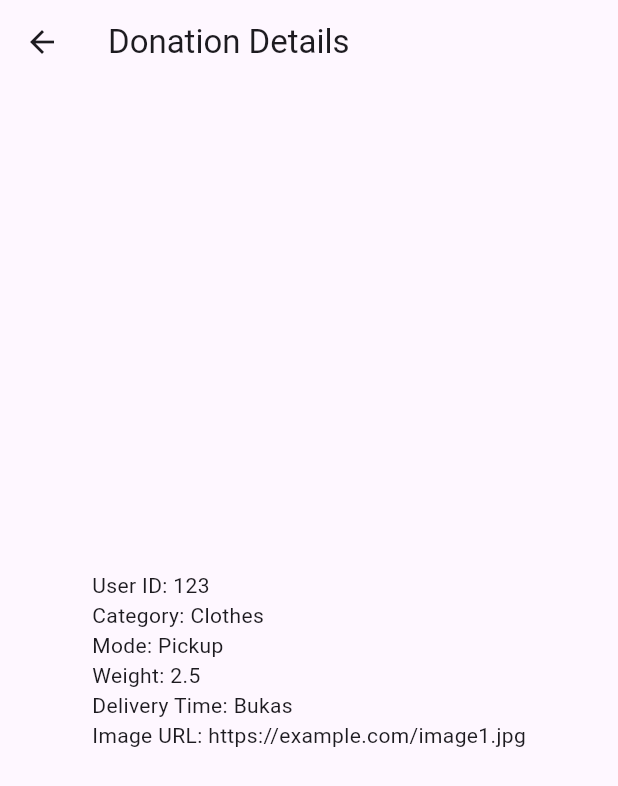
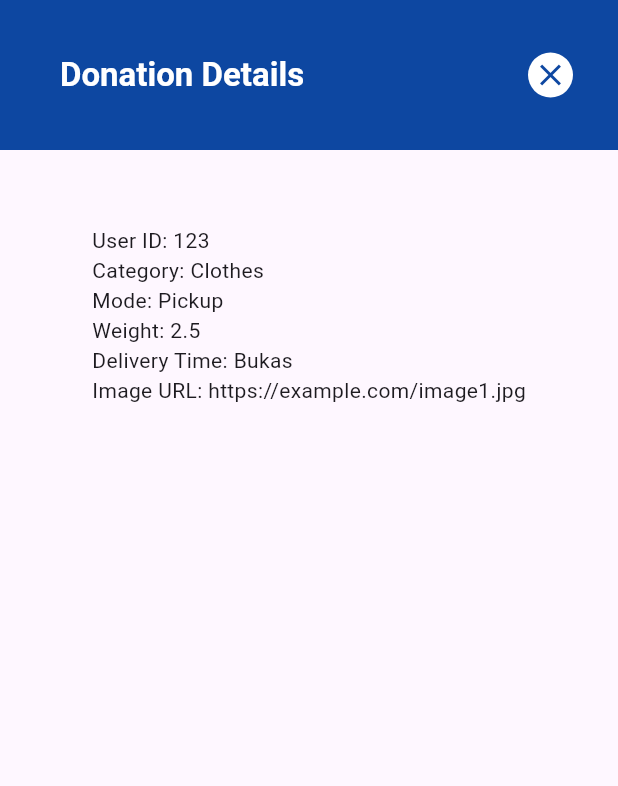
Before and after one commit to jvcerezo/cmsc23-project, a Flutter app: the screen it shows after launch, after a tap on an icon or button, on a phone screen of 412 x 824 dp. Shown: the top 786 px of the screen. Run offline on Flutter 3.47's test engine with Material 3 defaults, Android fonts, the phone set to English and light mode, and no system bars.

Commit message:
modified donation details ui for org view

```diff
--- a/elbigayan/lib/pages/organization/orgview_donation_page.dart
+++ b/elbigayan/lib/pages/organization/orgview_donation_page.dart
@@ -1,5 +1,6 @@
 import 'package:flutter/material.dart';
 import 'package:elbigayan/models/donation_model.dart';
+import 'package:flutter/widgets.dart';
 
 class DonationDetailsPage extends StatelessWidget {
   final Donation donation;
@@ -10,13 +11,43 @@ class DonationDetailsPage extends StatelessWidget {
   Widget build(BuildContext context) {
     return Scaffold(
       appBar: AppBar(
-        title: Text('Donation Details'),
+        titleSpacing: 40,
+        toolbarHeight: 100,
+        automaticallyImplyLeading: false,
+        actions: [
+          Container(
+            margin: const EdgeInsets.fromLTRB(0, 0, 30, 0),
+            width: 30,
+            height: 30,
+            decoration: const BoxDecoration(
+              shape: BoxShape.circle,
+              color: Colors.white,
+            ),
+            child: IconButton(
+              icon: const Icon(Icons.close),
+              color: Colors.blue[900],
+              onPressed: () {
+                Navigator.pop(context);
+              },
+              iconSize: 24,
+              padding: EdgeInsets.zero,
+              alignment: Alignment.center,
+            ),
+          ),
+        ],
+        title: const Text(
+          'Donation Details',
+          style: TextStyle(color: Colors.white, fontWeight: FontWeight.bold),
+        ),
+        backgroundColor: Colors.blue[900],
       ),
       body: Center(
+
         child: Column(
-          mainAxisAlignment: MainAxisAlignment.center,
+          mainAxisAlignment: MainAxisAlignment.start,
           crossAxisAlignment: CrossAxisAlignment.start,
           children: [
+            const SizedBox(height: 50,),
             Text('User ID: ${donation.userID}'),
             Text('Category: ${donation.category}'),
             Text('Mode: ${donation.mode}'),
```
